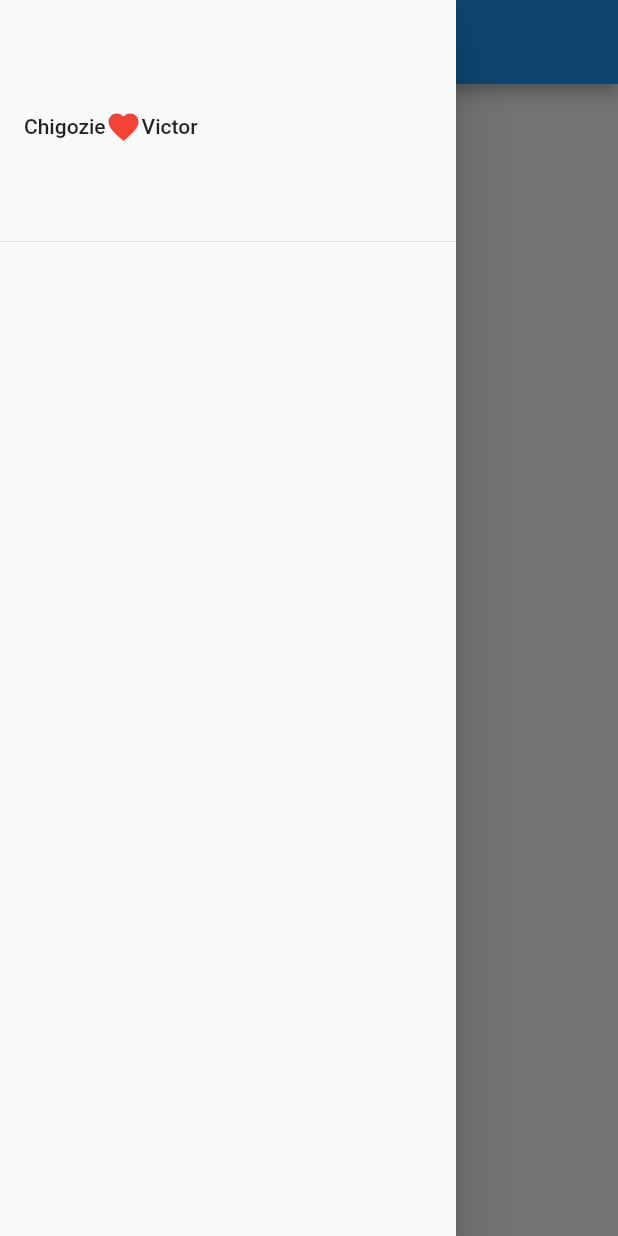
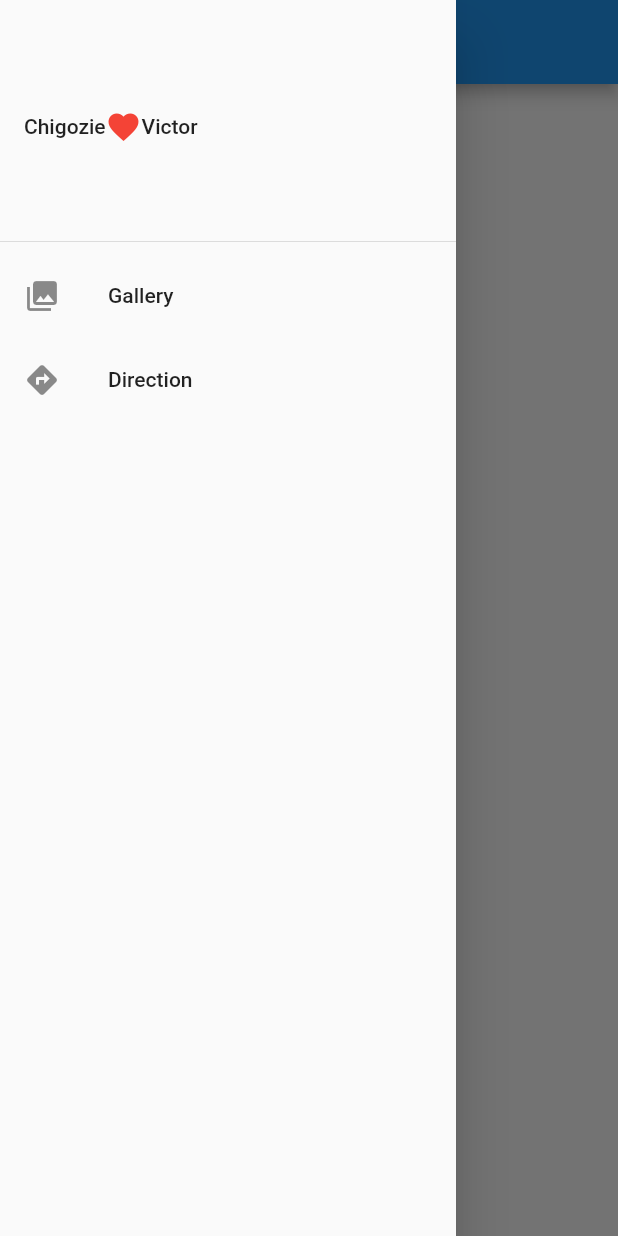
Before and after one commit to vikilinho/candv, a Flutter app: the screen it shows after launch, with the side drawer open, on a phone screen of 412 x 824 dp. Run offline on Flutter 3.47's test engine with Material 2 defaults, Android fonts, the light colour scheme and no system bars.

Commit message:
first commit

```diff
--- a/lib/views/mobile_page.dart
+++ b/lib/views/mobile_page.dart
@@ -28,6 +28,20 @@ class _MobilePageState extends State<MobilePage> {
                 const Text("Victor"),
               ],
             )),
+            ListTile(
+              title: const Text('Gallery'),
+              leading: const Icon(Icons.photo_library),
+              onTap: () {
+                Navigator.pop(context);
+              },
+            ),
+            ListTile(
+              title: const Text('Direction'),
+              leading: const Icon(Icons.directions),
+              onTap: () {
+                Navigator.pop(context);
+              },
+            ),
           ],
         ),
       ),
```
